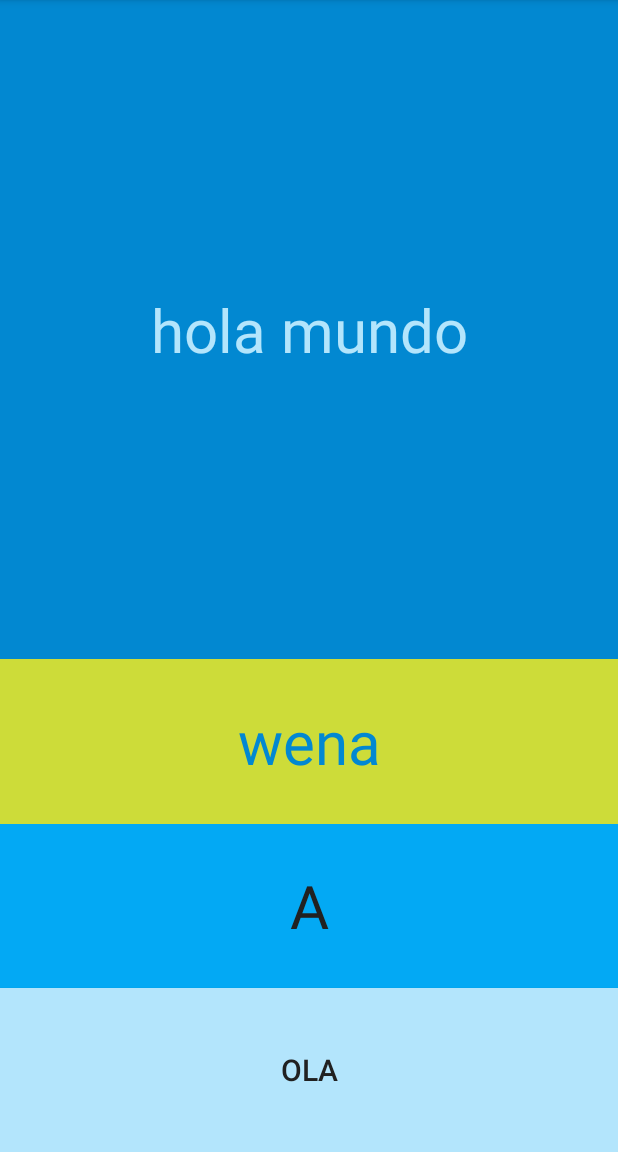
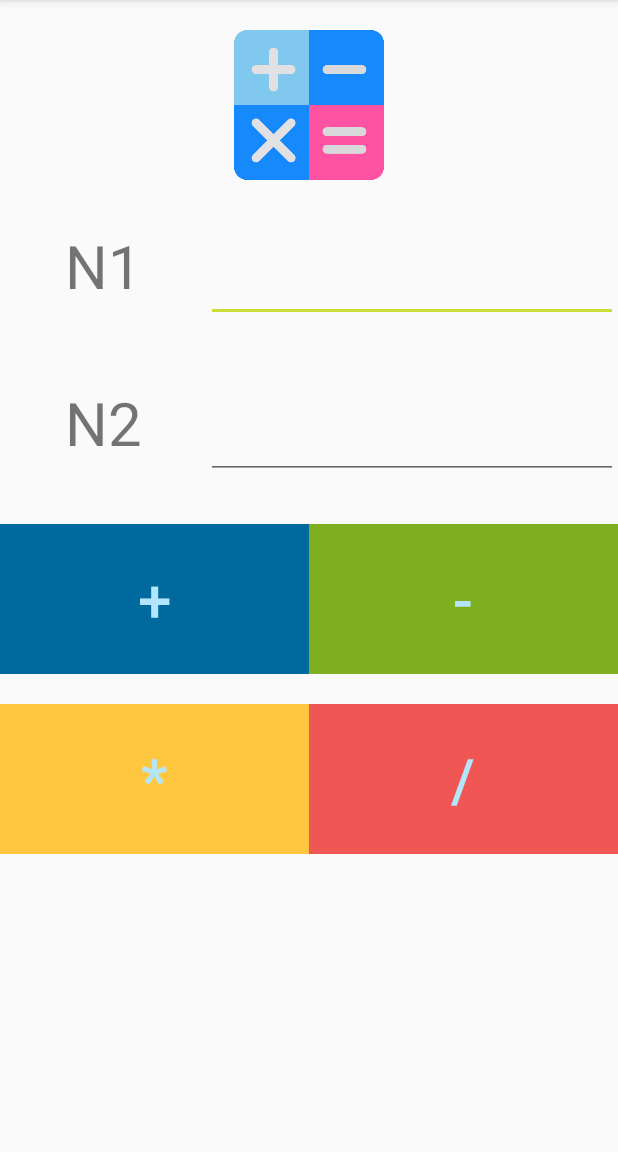
Before and after one commit to JoseMorales20/CalculadoraApp2441, an Android app: the screen it shows after launch (MainActivity), on a phone screen of 412 x 824 dp, the part 84-1236 px from its top. Run offline under Robolectric (Android 15) with nearby library versions, the phone set to English and light mode, and no system bars.

Commit message:
generar calculadora
ingresar icono
ingrasar buton
ingresar view

```diff
--- a/Fuentes/CalculadoraApp/app/src/main/java/cl/inacap/calculadoraapp/MainActivity.java
+++ b/Fuentes/CalculadoraApp/app/src/main/java/cl/inacap/calculadoraapp/MainActivity.java
@@ -3,17 +3,46 @@ package cl.inacap.calculadoraapp;
 import androidx.appcompat.app.AppCompatActivity;
 
 import android.os.Bundle;
+import android.view.View;
+import android.widget.EditText;
 import android.widget.Toast;
 
 public class MainActivity extends AppCompatActivity {
+    private EditText n1Txt;
+    private EditText n2Txt;
 
     @Override
     protected void onCreate(Bundle savedInstanceState) {
         super.onCreate(savedInstanceState);
         setContentView(R.layout.activity_main);
+        this.n1Txt = findViewById(R.id.n1Txt);
+        this.n2Txt = findViewById(R.id.n2Txt);
     }
 
-    public void saludar(view w){
-        Toast.makeText(this, "hola humano", Toast.LENGTH_LONG).show();
-    }
+   public void sumar(View v){
+        int n1 = Integer.parseInt(this.n1Txt.getText().toString());
+        int n2 = Integer.parseInt(this.n2Txt.getText().toString());
+       Toast.makeText(this, "la suma es"+ (n1 + n2), Toast.LENGTH_SHORT).show();
+
+   }
+
+   public void restar(View v){
+       int n1 = Integer.parseInt(this.n1Txt.getText().toString());
+       int n2 = Integer.parseInt(this.n2Txt.getText().toString());
+       Toast.makeText(this, "la resta es"+ (n1 - n2), Toast.LENGTH_SHORT).show();
+   }
+
+   public void miltiplicar(View v){
+
+       int n1 = Integer.parseInt(this.n1Txt.getText().toString());
+       int n2 = Integer.parseInt(this.n2Txt.getText().toString());
+       Toast.makeText(this, "la multiplicacion es es"+ (n1 * n2), Toast.LENGTH_SHORT).show();
+   }
+
+   public void dividir(View v){
+       int n1 = Integer.parseInt(this.n1Txt.getText().toString());
+       int n2 = Integer.parseInt(this.n2Txt.getText().toString());
+       Toast.makeText(this, "la division es"+ (n1 / n2), Toast.LENGTH_SHORT).show();
+
+   }
 }
--- a/Fuentes/CalculadoraApp/app/src/main/res/layout/activity_main.xml
+++ b/Fuentes/CalculadoraApp/app/src/main/res/layout/activity_main.xml
@@ -7,47 +7,138 @@
     android:orientation="vertical"
     tools:context=".MainActivity">
 
-    <TextView
-        android:background="@color/colorPrimaryDark"
-        android:textColor="@color/primary_light"
-        android:textSize="40sp"
-        android:text="@string/texto1"
-        android:gravity="center"
-        android:layout_weight="1"
+    <ImageView
+
+        android:layout_marginTop="@dimen/marginBase"
+        android:src="@drawable/calculator"
         android:layout_width="match_parent"
-        android:layout_height="match_parent" />
+        android:layout_height="@dimen/tamanioBase"></ImageView>
 
-    <TextView
+    <LinearLayout
 
-        android:text="@string/texto2"
-        android:layout_weight="2"
-        android:textSize="40sp"
-        android:gravity="center"
-        android:background="@color/colorAccent"
-        android:textColor="@color/colorPrimaryDark"
+        android:orientation="horizontal"
+        android:layout_marginTop="@dimen/marginBase"
         android:layout_width="match_parent"
-        android:layout_height="match_parent"></TextView>
+        android:layout_height="wrap_content">
+        <TextView
 
-    <TextView
+            android:text="N1"
+            android:gravity="center"
+            android:layout_weight="2"
+            android:textSize="@dimen/tamanioLetra"
+            android:layout_width="match_parent"
+            android:layout_height="wrap_content">
 
-        android:text="@string/texto3"
-        android:textSize="40sp"
-        android:gravity="center"
-        android:layout_weight="2"
-        android:background="@color/colorPrimary"
-        android:textColor="@color/primary_text"
+        </TextView>
+        <EditText
+
+            android:id="@+id/n1Txt"
+            android:inputType="number"
+            android:layout_weight="1"
+            android:textSize="@dimen/tamanioLetra"
+            android:layout_width="match_parent"
+            android:layout_height="wrap_content">
+
+        </EditText>
+    </LinearLayout>
+
+    <LinearLayout
+
+        android:layout_marginTop="@dimen/marginBase2"
+        android:orientation="horizontal"
         android:layout_width="match_parent"
-        android:layout_height="match_parent"></TextView>
+        android:layout_height="wrap_content">
+        <TextView
 
-    <Button
-        android:layout_weight="2"
-        android:text="@string/boton"
-        android:textSize="20sp"
-        android:textColor="@color/primary_text"
-        android:background="@color/primary_light"
+            android:text="N2"
+            android:gravity="center"
+            android:layout_weight="2"
+            android:textSize="@dimen/tamanioLetra"
+            android:layout_width="match_parent"
+            android:layout_height="wrap_content">
+
+        </TextView>
+
+        <EditText
+
+            android:id="@+id/n2Txt"
+            android:inputType="number"
+            android:layout_weight="1"
+            android:textSize="@dimen/tamanioLetra"
+            android:layout_width="match_parent"
+            android:layout_height="wrap_content">
+
+        </EditText>
+
+
+    </LinearLayout>
+
+    <LinearLayout
+
+        android:layout_marginTop="@dimen/marginBase2"
+        android:orientation="horizontal"
         android:layout_width="match_parent"
-        android:onClick="saludar"
-        android:layout_height="match_parent" />
+        android:layout_height="wrap_content">
+
+        <Button
+
+            android:onClick="sumar"
+            android:layout_weight="1"
+            android:layout_width="match_parent"
+            android:text="@string/sumarText"
+            android:background="@color/colorSuma"
+            android:textColor="@color/primary_light"
+            android:textSize="@dimen/tamanioLetra"
+            android:layout_height="@dimen/tamanioBtn" />
+
+        <Button
+
+            android:onClick="restar"
+            android:layout_weight="1"
+            android:background="@color/colorResta"
+            android:textColor="@color/primary_light"
+            android:textSize="@dimen/tamanioLetra"
+            android:text="-"
+            android:layout_width="match_parent"
+            android:layout_height="@dimen/tamanioBtn"></Button>
+
+    </LinearLayout>
+
+    <LinearLayout
+        android:layout_marginTop="@dimen/marginBase"
+        android:orientation="horizontal"
+        android:layout_width="match_parent"
+        android:layout_height="wrap_content">
+        <Button
+
+            android:onClick="multiplicar"
+            android:layout_weight="1"
+            android:background="@color/colorMulti"
+            android:textColor="@color/primary_light"
+            android:textSize="@dimen/tamanioLetra"
+            android:text="*"
+            android:layout_width="match_parent"
+            android:layout_height="@dimen/tamanioBtn"></Button>
+
+        <Button
+
+            android:onClick="dividir"
+            android:layout_weight="1"
+            android:background="@color/colorDiv"
+            android:textColor="@color/primary_light"
+            android:textSize="@dimen/tamanioLetra"
+            android:text="/"
+            android:layout_width="match_parent"
+            android:layout_height="@dimen/tamanioBtn"></Button>
+
+
+    </LinearLayout>
+
+
+
+
+
+
 
 
 </LinearLayout>
--- a/Fuentes/CalculadoraApp/app/src/main/res/values/colors.xml
+++ b/Fuentes/CalculadoraApp/app/src/main/res/values/colors.xml
@@ -8,5 +8,9 @@
     <color name="secondary_text">#757575</color>
     <color name="icons">#FFFFFF</color>
     <color name="divider">#BDBDBD</color>
+    <color name="colorSuma">#006a9e</color>
+    <color name="colorResta">#7daf20</color>
+    <color name="colorMulti">#ffc740</color>
+    <color name="colorDiv">#f05654</color>
 
 </resources>
--- /dev/null
+++ b/Fuentes/CalculadoraApp/app/src/main/res/values/dimens.xml
@@ -0,0 +1,10 @@
+<?xml version="1.0" encoding="utf-8"?>
+<resources>
+
+    <dimen name="marginBase">20dp</dimen>
+    <dimen name="tamanioBase">100dp</dimen>
+    <dimen name="tamanioLetra">40sp</dimen>
+    <dimen name="marginBase2">30dp</dimen>
+    <dimen name="tamanioBtn">100dp</dimen>
+
+</resources>
--- a/Fuentes/CalculadoraApp/app/src/main/res/values/strings.xml
+++ b/Fuentes/CalculadoraApp/app/src/main/res/values/strings.xml
@@ -4,4 +4,5 @@
     <string name="texto2">wena</string>
     <string name="texto3">A</string>
     <string name="boton">ola</string>
+    <string name="sumarText">+</string>
 </resources>
```
Also changed, not shown: Fuentes/CalculadoraApp/app/src/main/res/drawable/calculator.png (added).
